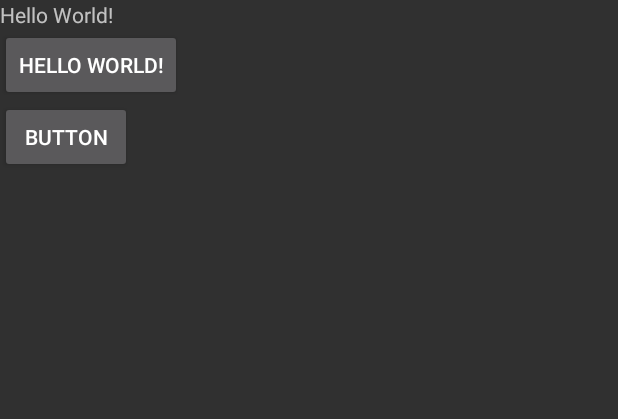
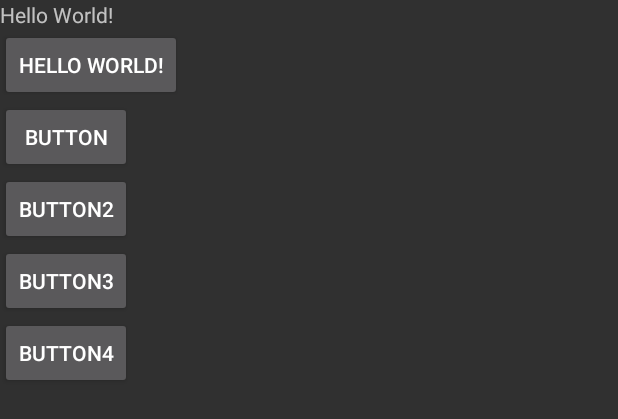
Before and after one commit to fujiyuu75/Sequent, an Android app: the layout activity_main.xml on its own in the app's theme, with its tools: preview values and no code run, on a phone screen of 412 x 824 dp. Shown: the top 419 px of the screen. Run offline under Robolectric (Android 15) with nearby library versions, the phone set to English and light mode, and no system bars.

```diff
--- a/app/src/main/res/layout/activity_main.xml
+++ b/app/src/main/res/layout/activity_main.xml
@@ -29,7 +29,8 @@
 
     <LinearLayout
         android:layout_width="match_parent"
-        android:layout_height="wrap_content">
+        android:layout_height="wrap_content"
+        android:orientation="vertical">
 
         <Button
             android:layout_width="wrap_content"
@@ -39,6 +40,33 @@
             app:layout_constraintLeft_toLeftOf="parent"
             app:layout_constraintRight_toRightOf="parent"
             app:layout_constraintTop_toTopOf="parent"/>
+
+        <Button
+            android:layout_width="wrap_content"
+            android:layout_height="wrap_content"
+            android:text="button2"
+            app:layout_constraintBottom_toBottomOf="parent"
+            app:layout_constraintLeft_toLeftOf="parent"
+            app:layout_constraintRight_toRightOf="parent"
+            app:layout_constraintTop_toTopOf="parent"/>
+
+        <Button
+            android:layout_width="wrap_content"
+            android:layout_height="wrap_content"
+            android:text="button3"
+            app:layout_constraintBottom_toBottomOf="parent"
+            app:layout_constraintLeft_toLeftOf="parent"
+            app:layout_constraintRight_toRightOf="parent"
+            app:layout_constraintTop_toTopOf="parent"/>
+
+        <Button
+            android:layout_width="wrap_content"
+            android:layout_height="wrap_content"
+            android:text="button4"
+            app:layout_constraintBottom_toBottomOf="parent"
+            app:layout_constraintLeft_toLeftOf="parent"
+            app:layout_constraintRight_toRightOf="parent"
+            app:layout_constraintTop_toTopOf="parent"/>
     </LinearLayout>
 
 </LinearLayout>
```
Also changed, not shown: app/src/main/java/com/fujiyuu75/sequent/sample/MainActivity.java (+29 -11 lines).
